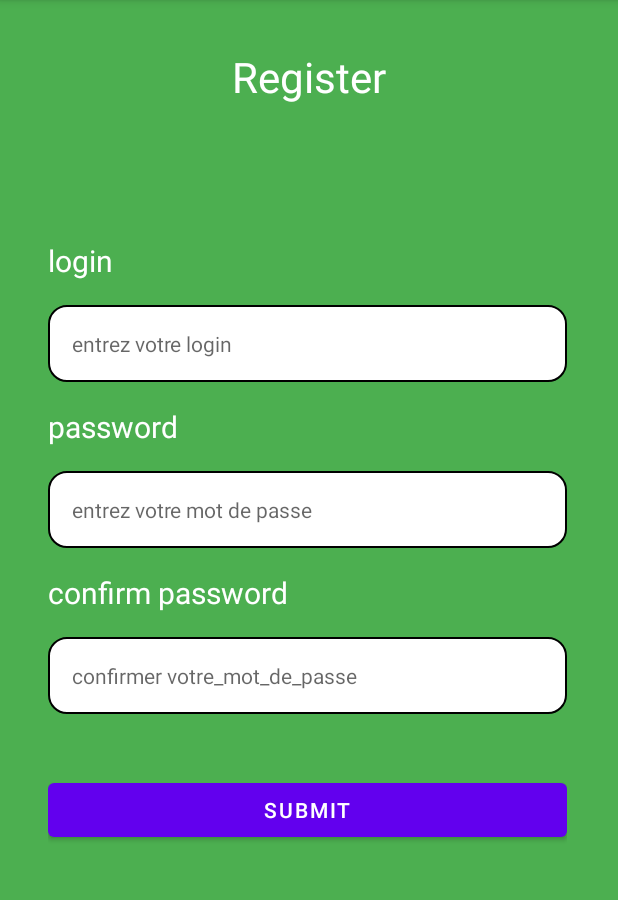
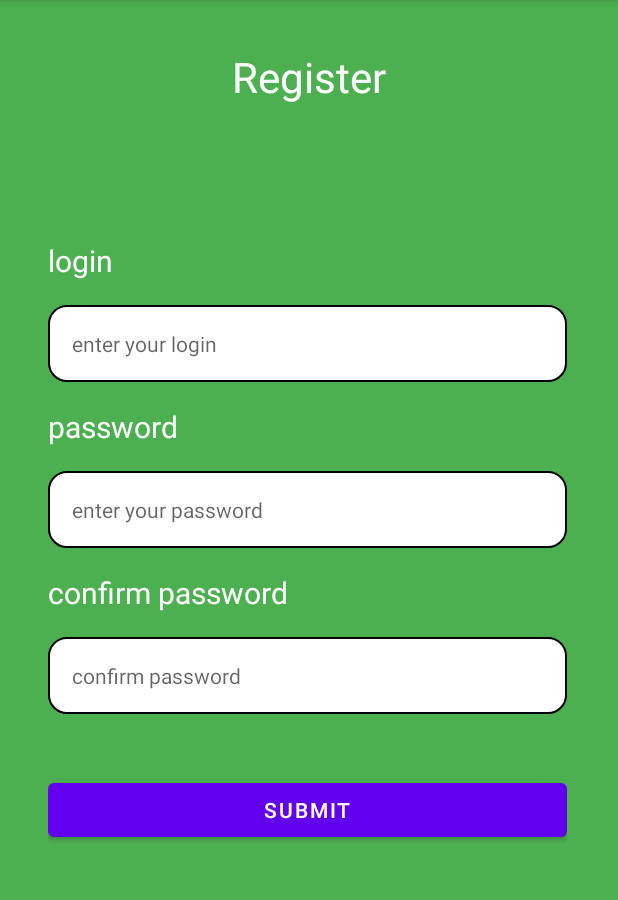
Before and after one commit to zorgness/FeedArticle, an Android app: the RegisterActivity screen opened directly, with no data from a screen before it, on a phone screen of 412 x 824 dp, the part 84-984 px from its top. Run offline under Robolectric (Android 15) with nearby library versions, the phone set to English and light mode, and no system bars.

Commit message:
update on register activity

```diff
--- a/app/src/main/res/layout/activity_login.xml
+++ b/app/src/main/res/layout/activity_login.xml
@@ -50,7 +50,7 @@
             android:padding="16dp"
             android:ems="10"
             android:inputType="textPersonName"
-            android:hint="@string/entrez_votre_login"
+            android:hint="@string/enter_your_login"
             android:autofillHints=""
             android:background="@drawable/edit_text_background"/>
 
@@ -72,7 +72,7 @@
             android:padding="16dp"
             android:ems="10"
             android:inputType="textPassword"
-            android:hint="@string/entrez_votre_mot_de_passe"
+            android:hint="@string/enter_your_password"
             android:autofillHints=""
             android:background="@drawable/edit_text_background"/>
 
--- a/app/src/main/res/layout/activity_register.xml
+++ b/app/src/main/res/layout/activity_register.xml
@@ -6,6 +6,7 @@
     android:layout_height="match_parent"
     android:background="#4CAF50"
     tools:context=".RegisterActivity">
+
 
 
     <TextView
@@ -48,7 +49,7 @@
             android:autofillHints=""
             android:background="@drawable/edit_text_background"
             android:ems="10"
-            android:hint="@string/entrez_votre_login"
+            android:hint="@string/enter_your_login"
             android:inputType="textPersonName"
             android:padding="16dp"
             android:textSize="14sp" />
@@ -70,7 +71,7 @@
             android:autofillHints=""
             android:background="@drawable/edit_text_background"
             android:ems="10"
-            android:hint="@string/entrez_votre_mot_de_passe"
+            android:hint="@string/enter_your_password"
             android:inputType="textPassword"
             android:padding="16dp"
             android:textSize="14sp" />
@@ -92,7 +93,7 @@
             android:autofillHints=""
             android:background="@drawable/edit_text_background"
             android:ems="10"
-            android:hint="@string/confirmer_votre_mot_de_passe"
+            android:hint="@string/confirm_password"
             android:inputType="textPassword"
             android:padding="16dp"
             android:textSize="14sp" />
--- /dev/null
+++ b/app/src/main/res/values/ids.xml
@@ -0,0 +1,4 @@
+<?xml version="1.0" encoding="utf-8"?>
+<resources>
+    <item name="civ_article_img_preview" type="id" />
+</resources>
--- a/app/src/main/res/values/strings.xml
+++ b/app/src/main/res/values/strings.xml
@@ -3,13 +3,12 @@
     <string name="feed_article">FEED ARTICLE</string>
     <string name="login">Login</string>
     <string name="login_label">login</string>
-    <string name="entrez_votre_login">entrez votre login</string>
-    <string name="entrez_votre_mot_de_passe">entrez votre mot de passe</string>
+    <string name="enter_your_login">enter your login</string>
+    <string name="enter_your_password">enter your password</string>
     <string name="password">password</string>
     <string name="submit">Submit</string>
     <string name="no_account_yet_register_here">no account yet, register here</string>
     <string name="register">Register</string>
-    <string name="confirmer_votre_mot_de_passe">confirmer votre_mot_de_passe</string>
     <string name="confirm_password">confirm password</string>
     <string name="add_new_article">add new article</string>
     <string name="welcome">Welcome</string>
@@ -20,4 +19,5 @@
     <string name="article_preview">article_preview</string>
     <string name="url_image">url image</string>
     <string name="article_title">article title</string>
+    <string name="article_description">article description</string>
 </resources>
```
Also changed, not shown: app/src/main/java/com/example/feedarticle/LoginActivity.kt (+8 -0 lines), app/src/main/res/layout/activity_create_or_edit.xml (+28 -7 lines), app/src/main/res/layout/item_rv_article.xml (+7 -9 lines).
